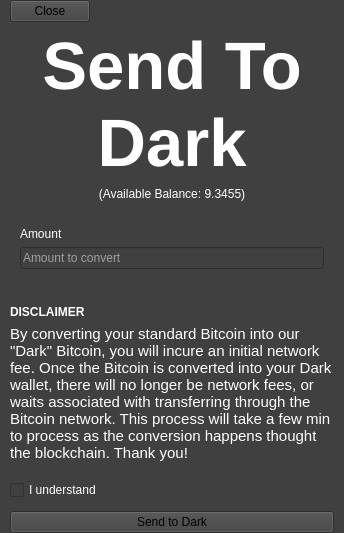
Old version of the form ThresHoDLApp/sendtobrightview.ui in the repository isaidnocookies/Threshodl-Wallet.
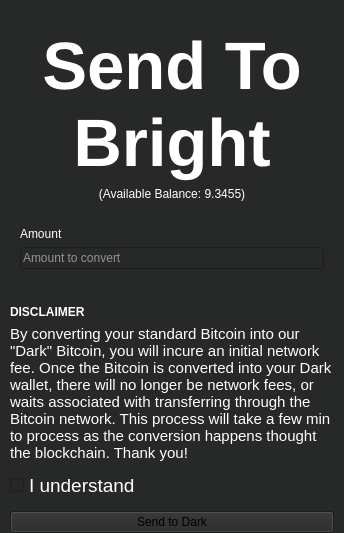
New version of the form. Icons and pictures are not drawn.

```diff
--- a/ThresHoDLApp/sendtobrightview.ui
+++ b/ThresHoDLApp/sendtobrightview.ui
@@ -14,7 +14,7 @@
    <string>Form</string>
   </property>
   <property name="styleSheet">
-   <string notr="true">background-color:#404040;</string>
+   <string notr="true">background-color:#272828;</string>
   </property>
   <layout class="QVBoxLayout" name="verticalLayout_2">
    <property name="leftMargin">
@@ -37,7 +37,14 @@
      <item>
       <widget class="QPushButton" name="closeButton">
        <property name="text">
-        <string>Close</string>
+        <string/>
+       </property>
+       <property name="icon">
+        <iconset resource="resources.qrc">
+         <normaloff>:/white_back</normaloff>:/white_back</iconset>
+       </property>
+       <property name="flat">
+        <bool>true</bool>
        </property>
       </widget>
      </item>
@@ -71,7 +78,7 @@
         <string notr="true">color:white;</string>
        </property>
        <property name="text">
-        <string>Send To Dark</string>
+        <string>Send To Bright</string>
        </property>
        <property name="scaledContents">
         <bool>false</bool>
@@ -249,6 +256,14 @@
            <verstretch>0</verstretch>
           </sizepolicy>
          </property>
+         <property name="font">
+          <font>
+           <pointsize>14</pointsize>
+          </font>
+         </property>
+         <property name="autoFillBackground">
+          <bool>true</bool>
+         </property>
          <property name="styleSheet">
           <string notr="true">color:white;</string>
          </property>
```
Left out of the diff: 4 changed lines with no effect on the pictures.
